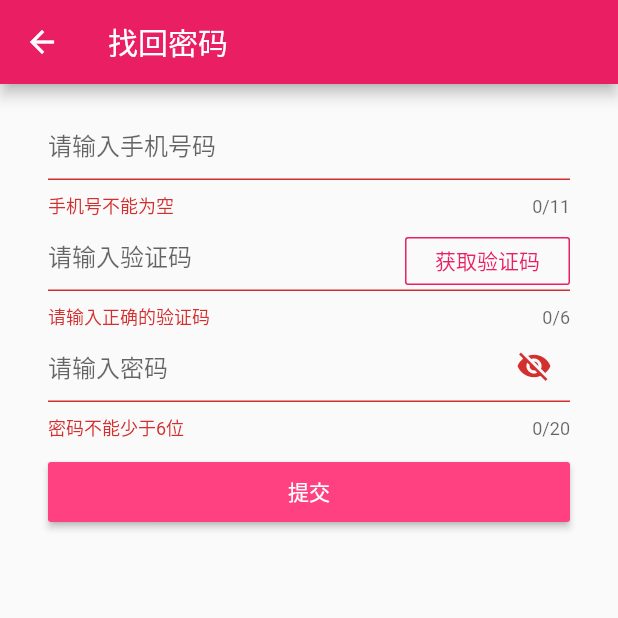
After one commit to 251687230/CatMasterApp, a Flutter app: the screen it shows after launch, after a tap on "忘记密码?", on a phone screen of 412 x 824 dp, the top half of it. The commit adds this screen. Run offline on Flutter 3.47's test engine with Material 2 defaults, Android fonts, the phone set to English and light mode, and no system bars; drawn by our look-alikes of oktoast; our stand-ins replace convert, dio, flutter_svg, package_info, rxdart, shared_preferences.

Commit message:
完成 修改密码和注册模块

```diff
--- a/lib/constants.dart
+++ b/lib/constants.dart
@@ -1,6 +1,8 @@
 
 class Constants{
   static const int mainColor = 0xf7999f;
+
+  static const int toastBgColor = 0x656565;
 
   static const String VERIFE_KEY = "zous.catmaster@2019";
 
@@ -8,5 +10,15 @@ class Constants{
 
   static const String LOGIN_URL = BASE_URL + "/account/login";
 
-  static const int ERROR_TIME_OUT = -1;
+  static const String GET_CAPTCHA_URL = BASE_URL + "/captcha/getCaptcha";
+
+  static const String VERIFY_CAPTCHA_URL = BASE_URL + "/captcha/verifyCaptcha";
+
+  static const String REGISTER_URL = BASE_URL + "/account/register";
+
+  static const String EDIT_PWD_URL = BASE_URL + "/account/changePassword";
+
+  static const int ERROR_SERVICE_EXCEPTION = -1;
+
+  static const String KEY_SEND_TIME = "send_time";
 }
--- a/lib/main.dart
+++ b/lib/main.dart
@@ -1,13 +1,14 @@
 import 'package:flutter/material.dart';
 
 import 'ui/login_in_page.dart';
+import 'package:oktoast/oktoast.dart';
 
 void main() => runApp(MyApp());
 
 class MyApp extends StatelessWidget {
   @override
   Widget build(BuildContext context) {
-    return MaterialApp(
+    return OKToast(child:MaterialApp(
       title: "喵管家",
         home: LoginPage(),
       theme: ThemeData(
@@ -16,6 +17,6 @@ class MyApp extends StatelessWidget {
         ,buttonColor: Colors.pinkAccent,focusColor: Colors.pink,
         hoverColor: Colors.pink),
       ),
-    );
+    ));
   }
 }
--- /dev/null
+++ b/lib/ui/edit_psd_page.dart
@@ -0,0 +1,263 @@
+import 'dart:async';
+
+import 'package:catmaster_app/network/http_client.dart';
+import 'package:catmaster_app/widget/progress_dialog.dart';
+import 'package:flutter/material.dart';
+import 'package:rxdart/rxdart.dart';
+import 'package:shared_preferences/shared_preferences.dart';
+import 'package:oktoast/oktoast.dart';
+
+import '../constants.dart';
+
+class EditPsdPage extends StatelessWidget {
+  @override
+  Widget build(BuildContext context) {
+    return Scaffold(
+      appBar: AppBar(title: Text("找回密码"),),
+      body: Padding(padding: EdgeInsets.fromLTRB(32,16,32,0),
+      child: EditPsdField(),),
+    );
+  }
+}
+
+class EditPsdField extends StatefulWidget {
+  @override
+  State<StatefulWidget> createState() {
+    return EditPsdFiledState();
+  }
+}
+
+class EditPsdFiledState extends State<EditPsdField> {
+  GlobalKey formKey = new GlobalKey<FormState>();
+  FocusNode _phoneFn, _passwdFn;
+  TextEditingController _phoneCtrl, _passwordCtrl,_captchaCtrl;
+  String _captchaHint = "获取验证码";
+  int _second = 0;
+  Timer _countTimer;
+  bool _psdVisibility = false;
+  final _commitPublish = BehaviorSubject<int>();
+
+  @override
+  void initState() {
+    _phoneFn = FocusNode();
+    _passwdFn = FocusNode();
+    _phoneCtrl = TextEditingController();
+    _passwordCtrl = TextEditingController();
+    _captchaCtrl = TextEditingController();
+
+    getLastSendTime();
+
+    _commitPublish.throttle((_) => TimerStream(true, Duration(seconds: 1))).listen((data){
+      if ((formKey.currentState as FormState).validate()) {
+        _phoneFn.unfocus();
+        _passwdFn.unfocus();
+        showDialog(
+            context: context,
+            barrierDismissible: false,
+            builder: (BuildContext context) {
+              return new LoadingDialog(
+                text: "加载中…",
+              );
+            });
+        verifyCaptcha(_phoneCtrl.text,_captchaCtrl.text,_passwordCtrl.text);
+      } else {
+        showToast("请检查您的输入");
+      }
+    });
+  }
+
+  @override
+  Widget build(BuildContext context) {
+    return Form(key: formKey,
+        autovalidate: true,child:Column(
+      children: <Widget>[
+        TextFormField(
+            decoration: const InputDecoration(hintText: "请输入手机号码"),
+            keyboardType: TextInputType.phone,
+            validator: (text) {
+              return text.trim().length > 0 ? null : "手机号不能为空";
+            },
+            maxLength: 11,
+            controller: _phoneCtrl,
+            focusNode: _phoneFn,
+            textInputAction: TextInputAction.next,
+            onFieldSubmitted: (term) {
+              _phoneFn.unfocus();
+              FocusScope.of(context).requestFocus(_passwdFn);
+            }),
+        Stack(
+          alignment: Alignment.bottomRight,
+          children: <Widget>[
+            TextFormField(
+              controller: _captchaCtrl,
+              decoration: const InputDecoration(
+                hintText: "请输入验证码",
+              ),
+              validator: (text) {
+                return text.length < 6 ? "请输入正确的验证码" : null;
+              },
+              maxLength: 6,
+              keyboardType: TextInputType.number,
+            ),
+            Positioned(
+                bottom: 30,
+                child: SizedBox(
+                  child: OutlineButton(
+                    child: Text(
+                      _captchaHint,
+                      style: TextStyle(
+                          color: Theme.of(context).primaryColor),
+                    ),
+                    highlightColor: Colors.pink[100],
+                    borderSide: BorderSide(
+                        style: BorderStyle.solid,
+                        color: Theme.of(context).primaryColor,
+                        width: 1),
+                    onPressed: _second == 0
+                        ? () {
+                      if (verifyPhoneNum(_phoneCtrl.text)) {
+                        saveLastSendTime();
+                        _startTimer(60);
+                        getCaptcha(_phoneCtrl.text);
+                      } else {
+                        showToast("请输入有效的手机号码");
+                      }
+                    }
+                        : null,
+                  ),
+                  width: 110,
+                  height: 32,
+                ))
+          ],
+        ),
+        TextFormField(
+          decoration:  InputDecoration(hintText: "请输入密码",suffixIcon: IconButton(icon: Icon(_psdVisibility?Icons.visibility:
+          Icons.visibility_off),onPressed: (){
+            setState(() {
+              _psdVisibility = !_psdVisibility;
+            });
+          },)),
+          focusNode: _passwdFn,
+          keyboardType: TextInputType.visiblePassword,
+          maxLength: 20,
+          validator: (text) {
+            return text.trim().length > 5 ? null : "密码不能少于6位";
+          },
+          controller: _passwordCtrl,
+          textInputAction: TextInputAction.done,
+          obscureText: !_psdVisibility,
+        ), Padding(
+            padding: EdgeInsets.fromLTRB(0, 10, 0, 5),
+            child: RaisedButton(
+                onPressed: () {
+                  _commitPublish.add(1);
+                },
+                child: Text(
+                  "提交",
+                  style: TextStyle(color: Colors.white),
+                ))),
+      ],
+    ));
+  }
+
+  bool verifyPhoneNum(String phoneNum) {
+    RegExp mobile = new RegExp(r"^[1][3-5,7-9]\d{9}$");
+    return mobile.hasMatch(phoneNum);
+  }
+
+  void clearLastSendTime() async {
+    SharedPreferences prefs = await SharedPreferences.getInstance();
+    prefs.setInt(Constants.KEY_SEND_TIME, 0);
+  }
+
+  void getLastSendTime() async {
+    SharedPreferences prefs = await SharedPreferences.getInstance();
+    int sendTime = prefs.getInt(Constants.KEY_SEND_TIME) ?? 0;
+    print("get sendTime $sendTime");
+    int durationTime =
+        60 - (DateTime.now().millisecondsSinceEpoch - sendTime) ~/ 1000.ceil();
+    if (durationTime > 0) {
+      setState(() {
+        _second = durationTime;
+        _captchaHint = "$durationTime秒后重发";
+        _startTimer(durationTime);
+      });
+    }
+  }
+
+  void getCaptcha(String phoneNum) {
+    RestClient().getCaptcha(phoneNum, (errorCode, description) {
+      setState(() {
+        _second = 0;
+        _captchaHint = "重新获取";
+        clearLastSendTime();
+      });
+      _countTimer.cancel();
+      _countTimer = null;
+      showToast(description);
+    });
+  }
+
+  void verifyCaptcha(String phoneNum, String captcha, String password) {
+    RestClient().verifyCaptcha(phoneNum, captcha, (data) {
+      editPassword(phoneNum,password);
+    }, (errorCode, description) {
+      showToast(description);
+      Navigator.pop(context);
+    });
+  }
+
+  void editPassword(String phoneNum,String password){
+    RestClient().editPassword(phoneNum, password, (data){
+      Navigator.pop(context);
+      showDialog(context: context,barrierDismissible: false,builder:(ctx) {
+        return AlertDialog(
+          title: Text("提示"), content: Text("修改密码成功"
+        ), actions: <Widget>[
+          FlatButton(child: Text("确定"),
+            onPressed: () {
+              Navigator.pop(ctx);
+              Navigator.pop(ctx);
+            },)
+        ],);
+      });
+    }, (errorCode, description) {
+      showToast(description);
+      Navigator.pop(context);
+    });
+  }
+
+  void _startTimer(int totalTime) {
+    const period = const Duration(seconds: 1);
+    setState(() {
+      _second = totalTime;
+      _captchaHint = "$totalTime秒后重发";
+    });
+    _countTimer = Timer.periodic(period, (timer) {
+      totalTime--;
+      if (mounted) {
+        if (totalTime <= 0) {
+          //取消定时器，避免无限回调
+          setState(() {
+            _second = 0;
+            _captchaHint = "重新获取";
+          });
+          _countTimer.cancel();
+          _countTimer = null;
+        } else {
+          setState(() {
+            _second = totalTime;
+            _captchaHint = "$totalTime秒后重发";
+          });
+        }
+      }
+    });
+  }
+
+  void saveLastSendTime() async {
+    SharedPreferences prefs = await SharedPreferences.getInstance();
+    print("set sendTime ${DateTime.now().millisecondsSinceEpoch}");
+    prefs.setInt(
+        Constants.KEY_SEND_TIME, DateTime.now().millisecondsSinceEpoch);
+  }
+}
--- a/pubspec.yaml
+++ b/pubspec.yaml
@@ -26,13 +26,15 @@ dependencies:
   # Use with the CupertinoIcons class for iOS style icons.
   cupertino_icons: ^0.1.2
   package_info: ^0.4.0+13
+  shared_preferences: ^0.5.6
+  rxdart : ^0.23.1
 
 dev_dependencies:
   flutter_test:
     sdk: flutter
   intl_translation: ^0.17.7
   flutter_svg: ^0.15.0
-  fluttertoast: ^3.1.3
+  oktoast: ^2.3.0
 
 
 
```
Also changed, not shown: lib/network/http_client.dart (+77 -20 lines), lib/ui/login_in_page.dart (+38 -27 lines), lib/ui/register_page.dart (+163 -29 lines), lib/utils/rx_util.dart (deleted, +0 -14 lines), pubspec.lock, 1 other file.
